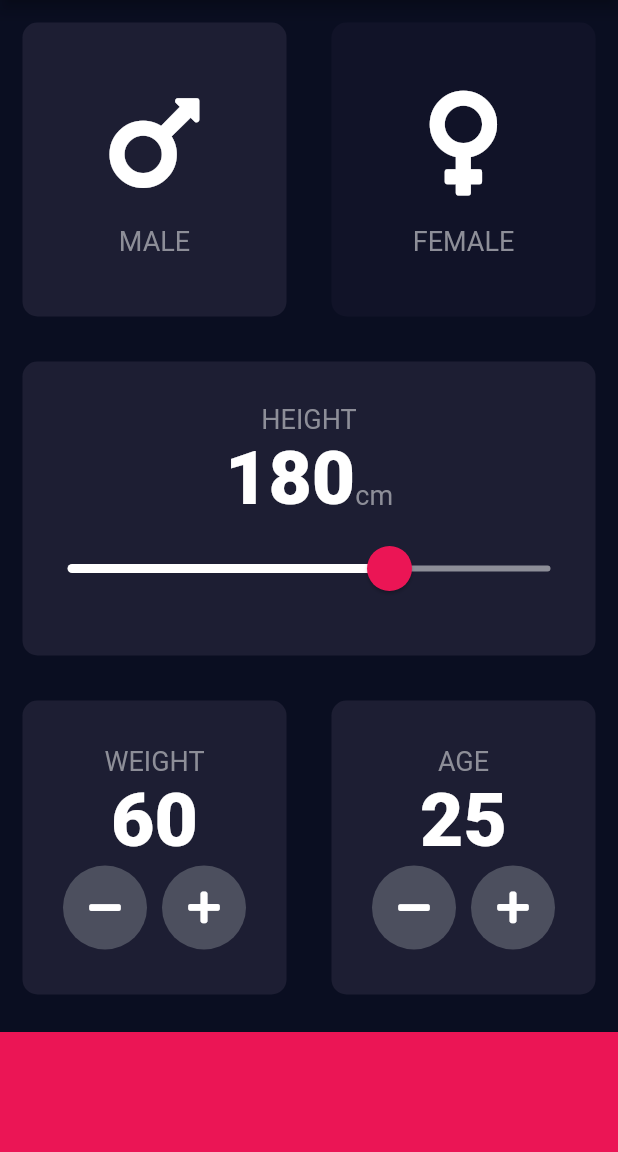
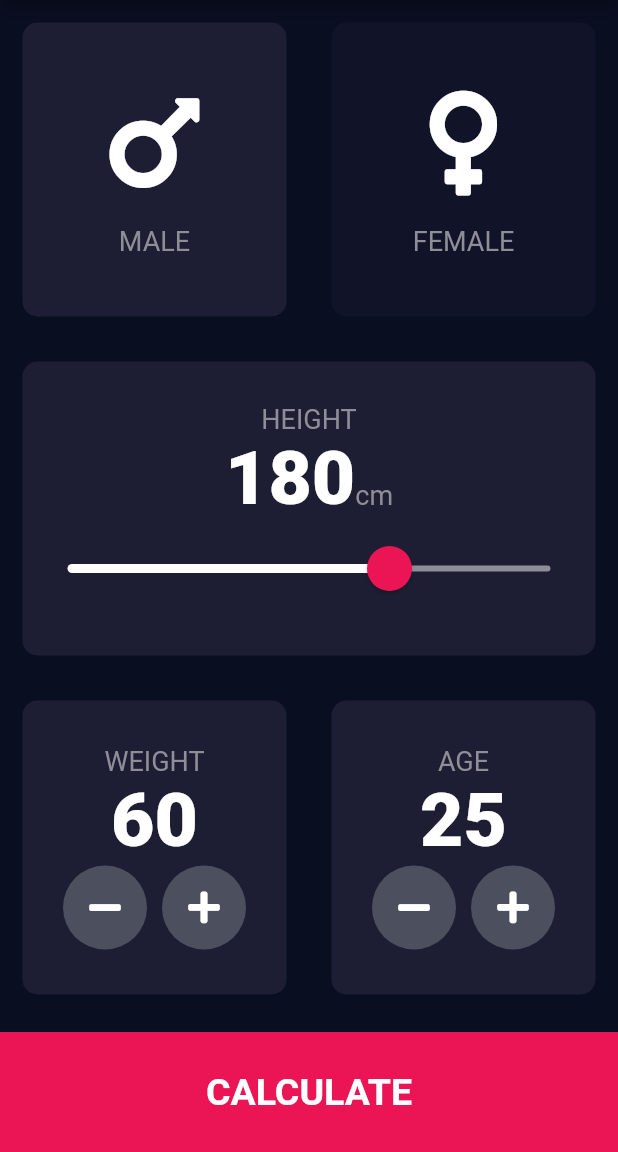
Before and after one commit to MichaelTheBestProgrammerInTheWorld/bmi_calculator_flutter, a Flutter app: the screen it shows after launch, on a phone screen of 412 x 824 dp, the part 84-1236 px from its top. Run offline on Flutter 3.47's test engine with Material 2 defaults, Android fonts, the phone set to English and light mode, and no system bars; our stand-ins replace font_awesome_flutter; missing offline and left inert: dart:ffi.

```diff
--- a/lib/constants.dart
+++ b/lib/constants.dart
@@ -2,6 +2,13 @@ import 'package:flutter/material.dart';
 
 const kLabelTextStyle = TextStyle(fontSize: 18.0, color: Color(0xFF8D8E98));
 const kNumberTextStyle = TextStyle(fontSize: 50.0, fontWeight: FontWeight.w900);
+const kTitleTextStyle = TextStyle(fontSize: 50.0, fontWeight: FontWeight.bold);
+const kLargeButtonTextStyle =
+    TextStyle(fontSize: 25.0, fontWeight: FontWeight.bold);
+const kResultTextStyle = TextStyle(
+    fontSize: 22.0, fontWeight: FontWeight.bold, color: Colors.greenAccent);
+const kBMITextStyle = TextStyle(fontSize: 100.0, fontWeight: FontWeight.bold);
+const kBodyTextStyle = TextStyle(fontSize: 22.0);
 
 const kBottomContainerHeight = 80.0;
 const kBottomContainerColor = Color(0xFFEB1555);
--- a/lib/input_page.dart
+++ b/lib/input_page.dart
@@ -1,5 +1,6 @@
 import 'dart:ffi';
 
+import 'package:bmi_calculator_flutter/results_page.dart';
 import 'package:bmi_calculator_flutter/reusable_card.dart';
 import 'package:flutter/material.dart';
 import 'package:font_awesome_flutter/font_awesome_flutter.dart';
@@ -204,11 +205,23 @@ class _InputPageState extends State<InputPage> {
                         ))),
               ],
             )),
-            Container(
-              color: kBottomContainerColor,
-              margin: EdgeInsets.only(top: 10.0),
-              width: double.infinity,
-              height: kBottomContainerHeight,
+            GestureDetector(
+              onTap: () {
+                Navigator.push(context,
+                    MaterialPageRoute(builder: (context) => ResultsPage()));
+              },
+              child: Container(
+                child: Center(
+                  child: Text(
+                    'CALCULATE',
+                    style: kLargeButtonTextStyle,
+                  ),
+                ),
+                color: kBottomContainerColor,
+                margin: EdgeInsets.only(top: 10.0),
+                width: double.infinity,
+                height: kBottomContainerHeight,
+              ),
             )
           ],
         ));
```
Also changed, not shown: lib/results_page.dart (added, +73 -0 lines).
